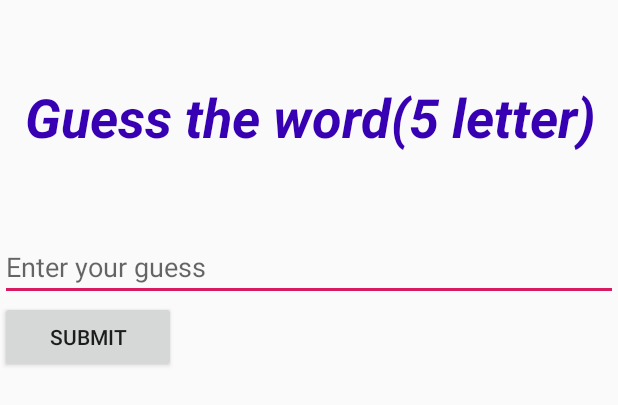
After one commit to emso95/CS541_assign1, an Android app: the layout game_page.xml on its own in the app's theme, with its tools: preview values and no code run, on a phone screen of 412 x 824 dp. The commit adds this screen. Shown: the top 405 px of the screen. Run offline under Robolectric (Android 15) with nearby library versions, the phone set to English and light mode, and no system bars.

Commit message:
New layout for game

```diff
--- a/app/src/main/res/layout/content_main.xml
+++ b/app/src/main/res/layout/content_main.xml
@@ -29,6 +29,7 @@
         android:layout_height="0dp"
         android:layout_marginTop="362dp"
         android:text="START"
+        android:onClick="startClick"
         android:textSize="36sp"
         app:layout_constraintEnd_toEndOf="parent"
         app:layout_constraintHorizontal_bias="0.498"
--- /dev/null
+++ b/app/src/main/res/layout/game_page.xml
@@ -0,0 +1,33 @@
+<?xml version="1.0" encoding="utf-8"?>
+<LinearLayout xmlns:android="http://schemas.android.com/apk/res/android"
+    android:orientation="vertical" android:layout_width="match_parent"
+    android:layout_height="match_parent">
+
+    <TextView
+            android:id="@+id/textView3"
+            android:layout_width="match_parent"
+            android:layout_height="155dp"
+            android:gravity="center"
+            android:text="Guess the word(5 letter)"
+            android:textColor="@color/design_default_color_primary_dark"
+            android:textSize="36sp"
+            android:textStyle="bold|italic" />
+
+    <EditText
+        android:id="@+id/editText3"
+        android:layout_width="match_parent"
+        android:layout_height="wrap_content"
+        android:ems="10"
+        android:maxLength="5"
+        android:inputType="textPersonName"
+        android:hint="Enter your guess"/>
+
+    <Button
+        android:id="@+id/button5"
+        android:layout_width="117dp"
+        android:layout_height="wrap_content"
+        android:text="Submit" />
+
+
+
+</LinearLayout>
```
Also changed, not shown: app/src/main/java/com/example/assign1/MainActivity.java (+19 -1 lines).
